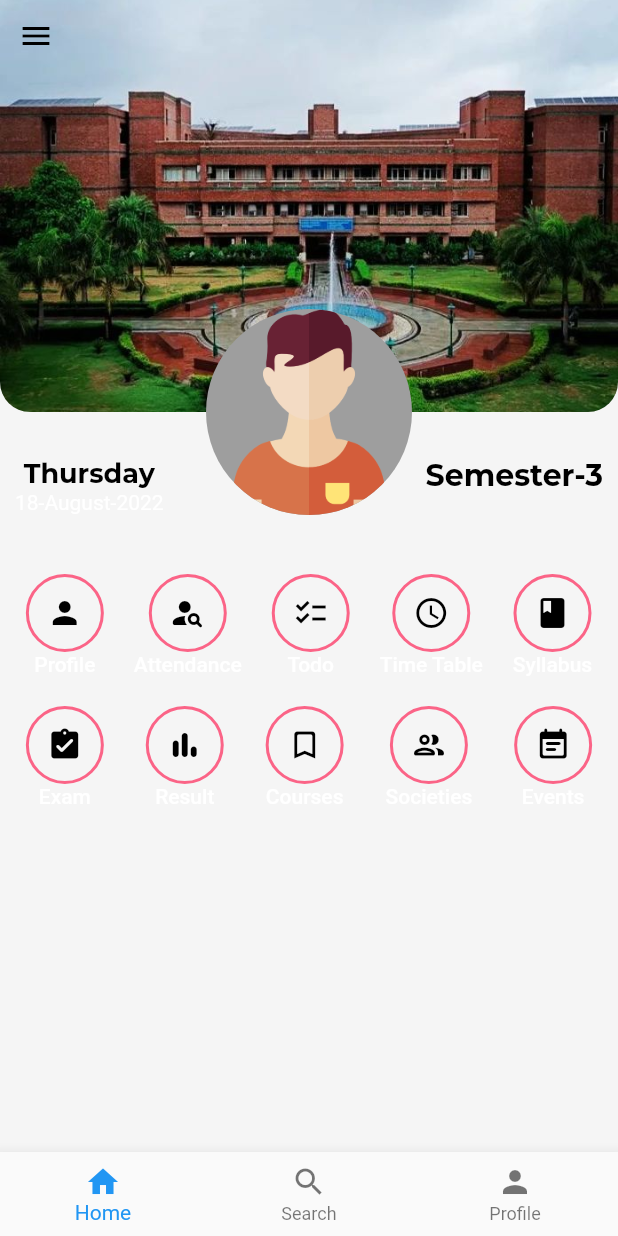
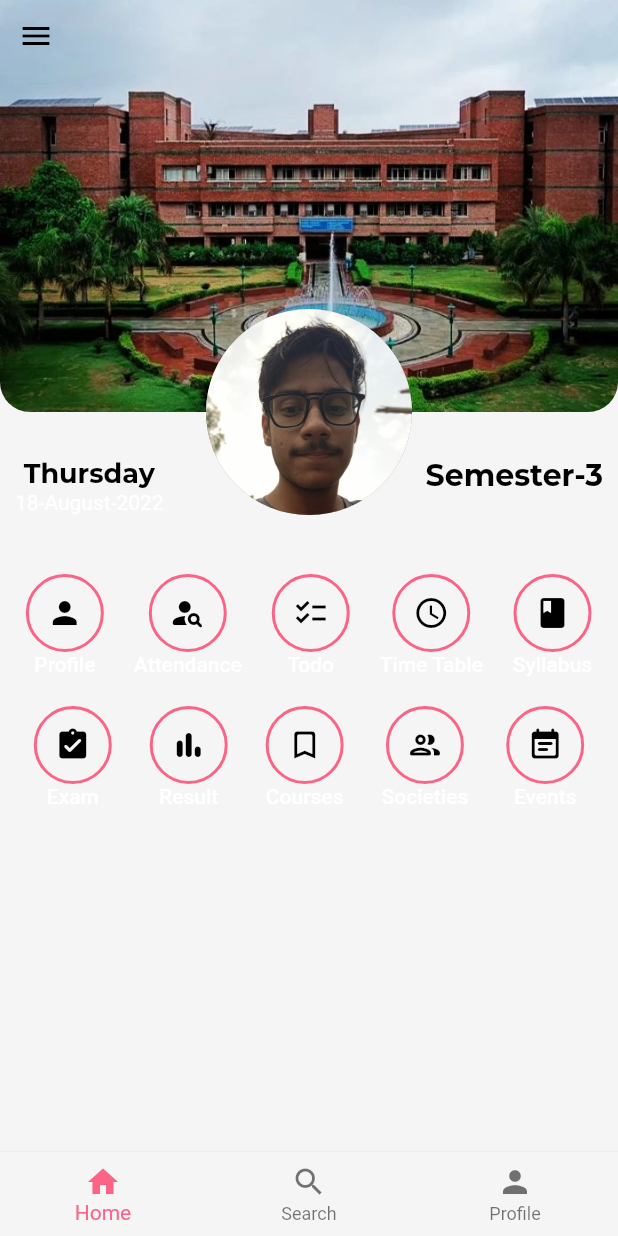
Before and after one commit to PriyanshuSharma23/nsut_clone, a Flutter app: the screen it shows after launch, on a phone screen of 412 x 824 dp. Run offline on Flutter 3.47's test engine with Material 2 defaults, Android fonts, the phone set to English and light mode, and no system bars; our stand-ins replace get, google_fonts; statements that could not run were skipped.

Commit message:
- added profile to initial bindings - improved circle avatar - added theming for bottom navigation bar

```diff
--- a/lib/bindings/initial_bindings.dart
+++ b/lib/bindings/initial_bindings.dart
@@ -1,9 +1,11 @@
 import 'package:get/instance_manager.dart';
+import 'package:nsutx/Controllers/profile_controller.dart';
 import 'package:nsutx/Controllers/theme_controller.dart';
 
 class InitialBindings with Bindings {
   @override
   void dependencies() {
     Get.put(ThemeController());
+    Get.lazyPut(() => ProfileController());
   }
 }
--- a/lib/theme/dark_theme.dart
+++ b/lib/theme/dark_theme.dart
@@ -19,6 +19,13 @@ class DarkTheme with BaseTheme {
         iconTheme: const IconThemeData(
           color: Colors.white,
         ),
-    );
+        drawerTheme: theme.drawerTheme.copyWith(
+          backgroundColor: primaryDark,
+        ),
+        bottomNavigationBarTheme: theme.bottomNavigationBarTheme.copyWith(
+          backgroundColor: primaryDark,
+          elevation: 2,
+          selectedItemColor: secondaryDark,
+        ));
   }
 }
--- a/lib/theme/light_theme.dart
+++ b/lib/theme/light_theme.dart
@@ -28,6 +28,14 @@ class LightTheme with BaseTheme {
           color: Colors.black,
         ),
       ),
+      drawerTheme: theme.drawerTheme.copyWith(
+        backgroundColor: primaryLight,
+      ),
+      bottomNavigationBarTheme: theme.bottomNavigationBarTheme.copyWith(
+        backgroundColor: primaryLight,
+        elevation: 2,
+        selectedItemColor: secondaryLight,
+      ),
     );
   }
 }
--- a/lib/widgets/circle_avatar.dart
+++ b/lib/widgets/circle_avatar.dart
@@ -16,9 +16,13 @@ class Avatar extends StatelessWidget {
         Get.toNamed('/profile');
       },
       child: CircleAvatar(
-          radius: avatarRadius,
-          backgroundImage: const AssetImage('assets/avatar.png'),
-          backgroundColor: Colors.grey),
+        radius: avatarRadius,
+        backgroundColor: Colors.grey,
+        child: ClipRRect(
+          borderRadius: BorderRadius.circular(avatarRadius),
+          child: Image.asset('assets/avatar.jpeg'),
+        ),
+      ),
     );
   }
 }
```
Also changed, not shown: lib/app_routes.dart (+3 -4 lines), lib/screens/home_page.dart (+94 -13 lines), lib/widgets/vertical_band_card.dart (+9 -8 lines), assets/avatar.jpeg (added), assets/avatar.png (deleted). Lines whose indentation alone changed are shown as unchanged.
